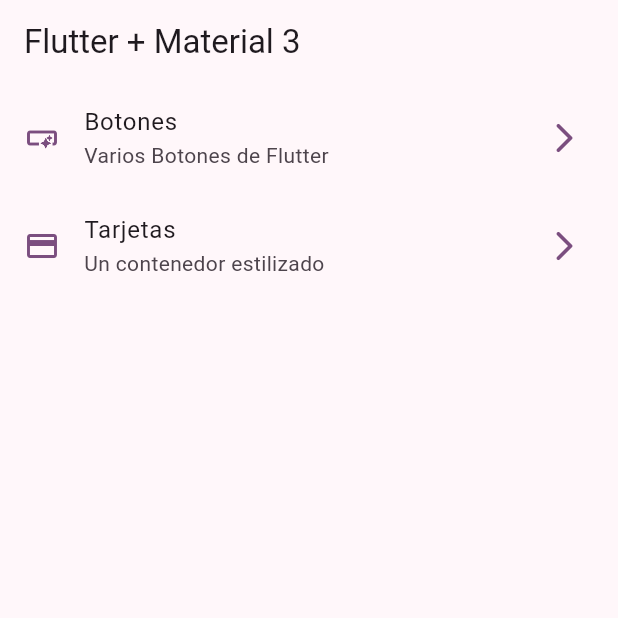
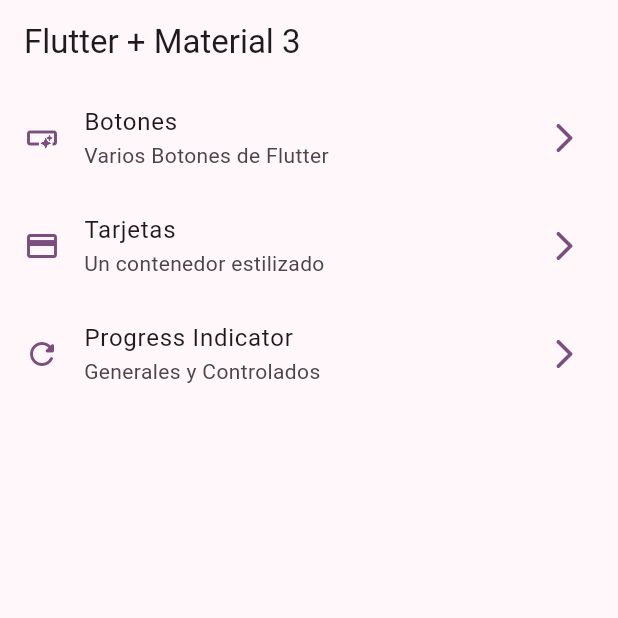
Before and after one commit to DeftoLabs/flutter-widgets, a Flutter app: the screen it shows after launch, on a phone screen of 412 x 824 dp, the top half of it. Run offline on Flutter 3.47's test engine with Material 3 defaults, Android fonts, the phone set to English and light mode, and no system bars; our stand-ins replace go_router.

Commit message:
Progress indicator

```diff
--- a/lib/config/menu/menu_items.dart
+++ b/lib/config/menu/menu_items.dart
@@ -27,4 +27,11 @@ class MenuItem {
         link:'/cards',
         icon: Icons.credit_card,
         ),
+
+        MenuItem(
+        title: 'Progress Indicator',
+        subTitle: 'Generales y Controlados',
+        link:'/progress',
+        icon: Icons.refresh_rounded,
+        ),
     ];
--- a/lib/config/router/app_router.dart
+++ b/lib/config/router/app_router.dart
@@ -26,6 +26,13 @@ final appRouter = GoRouter(
             return const CardsScreen();
           },
         ),
+          GoRoute(
+          path: '/progress',
+          name: ProgressScreen.name,
+          builder: (context,state) {
+            return const ProgressScreen();
+          },
+        ),
       ],
 
     );
```
Also changed, not shown: lib/presentation/screen/progress/progress_screen.dart (+63 -1 lines).
